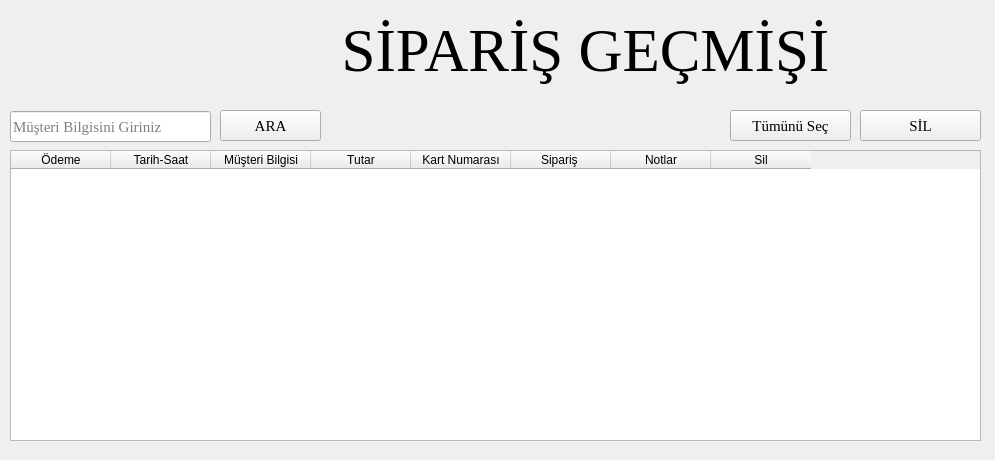
The window that siparis_gecmisi_UI.ui (the-atasoy/Global_AI_HUB_Pizza_Order_System) describes before a commit, drawn with Qt 5.
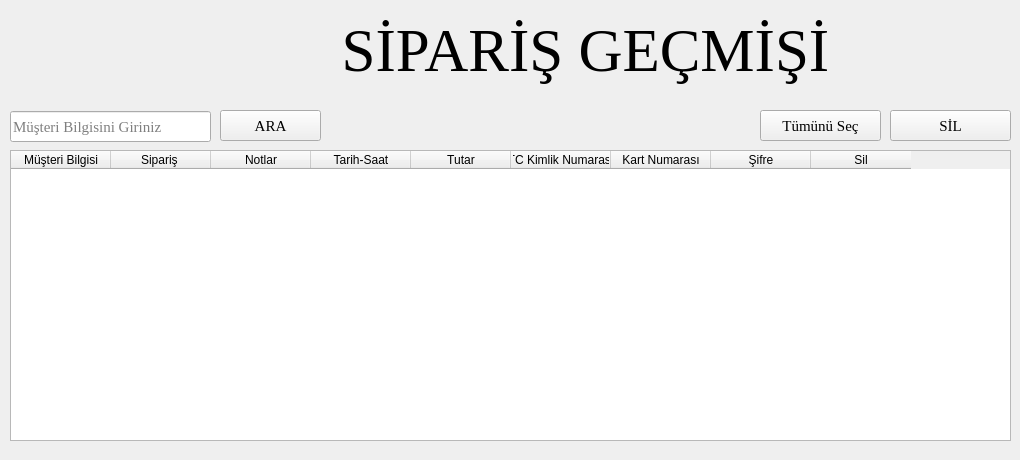
The same window after the commit. Icons and pictures are not drawn.

```diff
--- a/siparis_gecmisi_UI.ui
+++ b/siparis_gecmisi_UI.ui
@@ -6,19 +6,19 @@
    <rect>
     <x>0</x>
     <y>0</y>
-    <width>995</width>
+    <width>1020</width>
     <height>460</height>
    </rect>
   </property>
   <property name="minimumSize">
    <size>
-    <width>995</width>
+    <width>1020</width>
     <height>460</height>
    </size>
   </property>
   <property name="maximumSize">
    <size>
-    <width>995</width>
+    <width>1020</width>
     <height>460</height>
    </size>
   </property>
@@ -35,35 +35,15 @@
      <rect>
       <x>10</x>
       <y>150</y>
-      <width>971</width>
+      <width>1001</width>
       <height>291</height>
      </rect>
     </property>
-    <column>
-     <property name="text">
-      <string>Ödeme</string>
-     </property>
-    </column>
-    <column>
-     <property name="text">
-      <string>Tarih-Saat</string>
-     </property>
-    </column>
     <column>
      <property name="text">
       <string>Müşteri Bilgisi</string>
      </property>
     </column>
-    <column>
-     <property name="text">
-      <string>Tutar</string>
-     </property>
-    </column>
-    <column>
-     <property name="text">
-      <string>Kart Numarası</string>
-     </property>
-    </column>
     <column>
      <property name="text">
       <string>Sipariş </string>
@@ -74,6 +54,31 @@
       <string>Notlar</string>
      </property>
     </column>
+    <column>
+     <property name="text">
+      <string>Tarih-Saat</string>
+     </property>
+    </column>
+    <column>
+     <property name="text">
+      <string>Tutar</string>
+     </property>
+    </column>
+    <column>
+     <property name="text">
+      <string>TC Kimlik Numarası</string>
+     </property>
+    </column>
+    <column>
+     <property name="text">
+      <string>Kart Numarası</string>
+     </property>
+    </column>
+    <column>
+     <property name="text">
+      <string>Şifre</string>
+     </property>
+    </column>
     <column>
      <property name="text">
       <string>Sil</string>
@@ -145,7 +150,7 @@
      <rect>
       <x>330</x>
       <y>110</y>
-      <width>391</width>
+      <width>421</width>
       <height>31</height>
      </rect>
     </property>
@@ -156,7 +161,7 @@
    <widget class="QPushButton" name="pushbutton_choose_all">
     <property name="geometry">
      <rect>
-      <x>730</x>
+      <x>760</x>
       <y>110</y>
       <width>121</width>
       <height>31</height>
@@ -175,7 +180,7 @@
    <widget class="QPushButton" name="pushbutton_remove_">
     <property name="geometry">
      <rect>
-      <x>860</x>
+      <x>890</x>
       <y>110</y>
       <width>121</width>
       <height>31</height>
```
